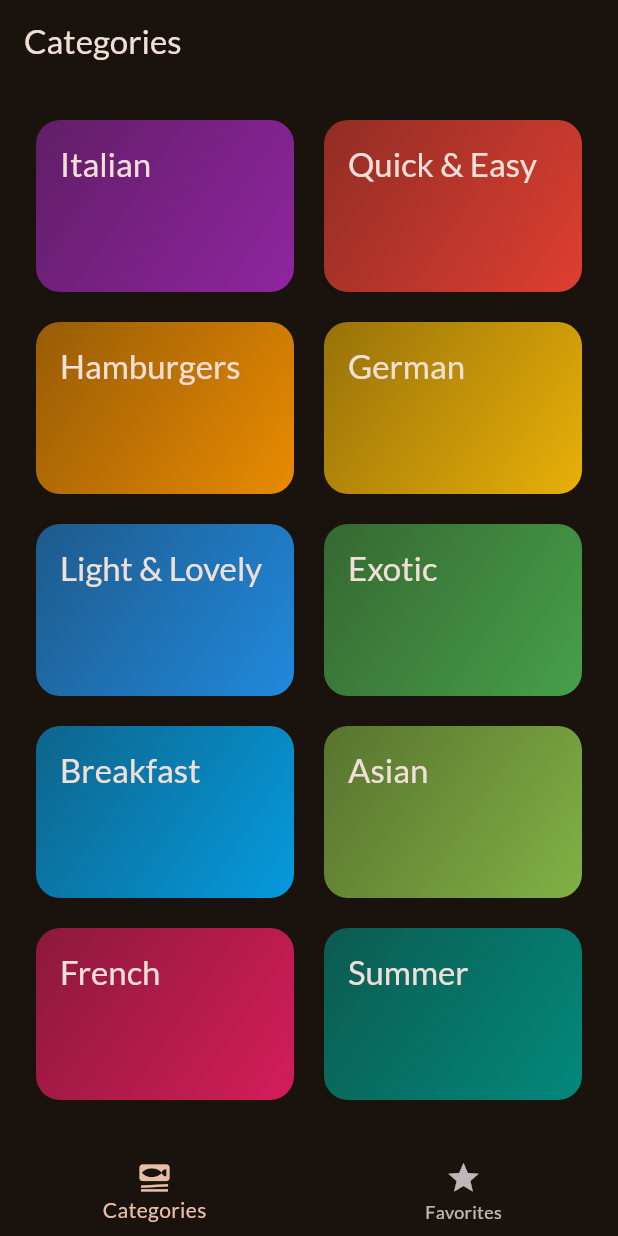
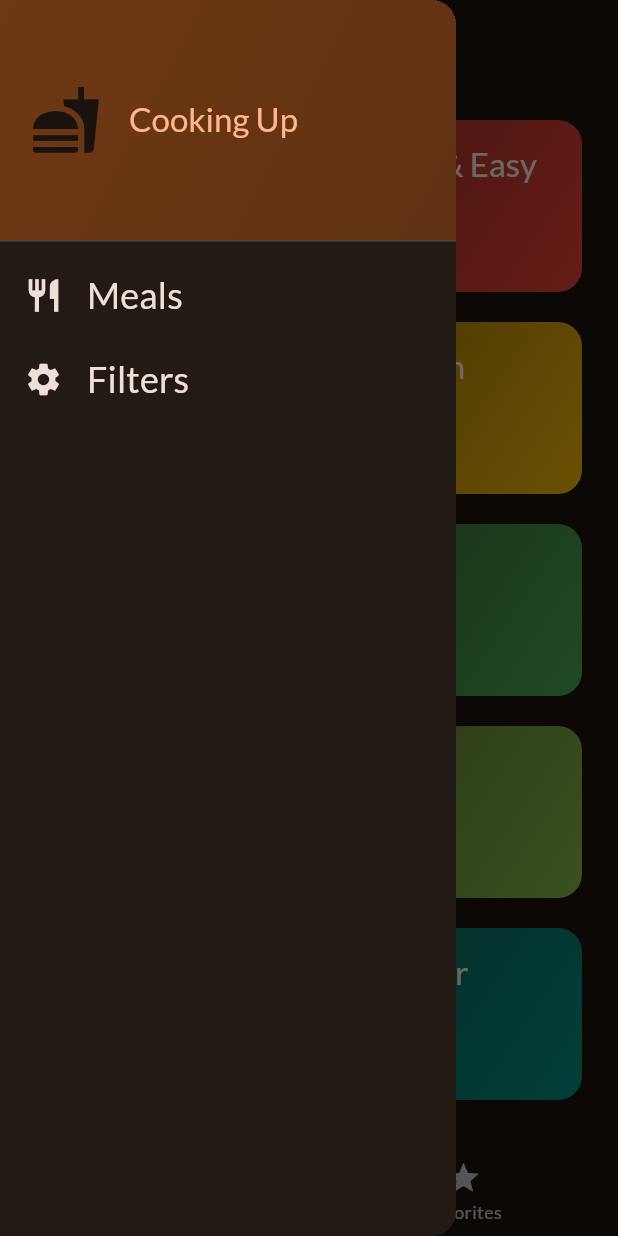
Before and after one commit to SagarM21/Cuisine, a Flutter app: the screen it shows after launch, with the side drawer open (before the commit the screen has no drawer), on a phone screen of 412 x 824 dp. Run offline on Flutter 3.47's test engine with Material 2 defaults, Android fonts, the phone set to English and light mode, and no system bars; our stand-ins replace google_fonts, transparent_image.

Commit message:
add: sideBar

```diff
--- a/lib/screens/tabs.dart
+++ b/lib/screens/tabs.dart
@@ -2,6 +2,7 @@ import 'package:flutter/material.dart';
 import 'package:meals/models/meal.dart';
 import 'package:meals/screens/categories.dart';
 import 'package:meals/screens/meals.dart';
+import 'package:meals/widgets/main_drawer.dart';
 
 class TabsScreen extends StatefulWidget {
   const TabsScreen({super.key});
@@ -60,6 +61,7 @@ class _TabsScreenState extends State<TabsScreen> {
       activePageTitle = 'Your Favorites';
     }
     return Scaffold(
+      drawer: const MainDrawer(),
       appBar: AppBar(title: Text(activePageTitle)),
       body: activePage,
       bottomNavigationBar: BottomNavigationBar(
--- /dev/null
+++ b/lib/widgets/main_drawer.dart
@@ -0,0 +1,61 @@
+import 'package:flutter/material.dart';
+
+class MainDrawer extends StatelessWidget {
+  const MainDrawer({super.key});
+
+  @override
+  Widget build(BuildContext context) {
+    return Drawer(
+      child: Column(children: [
+        DrawerHeader(
+          padding: const EdgeInsets.all(20),
+          decoration: BoxDecoration(
+            gradient: LinearGradient(colors: [
+              Theme.of(context).colorScheme.primaryContainer,
+              Theme.of(context).colorScheme.primaryContainer.withOpacity(0.8)
+            ], begin: Alignment.topLeft, end: Alignment.bottomRight),
+          ),
+          child: Row(
+            children: [
+              Icon(
+                Icons.fastfood,
+                size: 48,
+                color: Theme.of(context).primaryColor,
+              ),
+              const SizedBox(
+                width: 18,
+              ),
+              Text('Cooking Up',
+                  style: Theme.of(context)
+                      .textTheme
+                      .titleLarge!
+                      .copyWith(color: Theme.of(context).colorScheme.primary))
+            ],
+          ),
+        ),
+        ListTile(
+          leading: Icon(Icons.restaurant,
+              size: 26, color: Theme.of(context).colorScheme.onBackground),
+          title: Text(
+            'Meals',
+            style: Theme.of(context).textTheme.titleSmall!.copyWith(
+                color: Theme.of(context).colorScheme.onBackground,
+                fontSize: 24),
+          ),
+          onTap: () {},
+        ),
+        ListTile(
+          leading: Icon(Icons.settings,
+              size: 26, color: Theme.of(context).colorScheme.onBackground),
+          title: Text(
+            'Filters',
+            style: Theme.of(context).textTheme.titleSmall!.copyWith(
+                color: Theme.of(context).colorScheme.onBackground,
+                fontSize: 24),
+          ),
+          onTap: () {},
+        ),
+      ]),
+    );
+  }
+}
```
